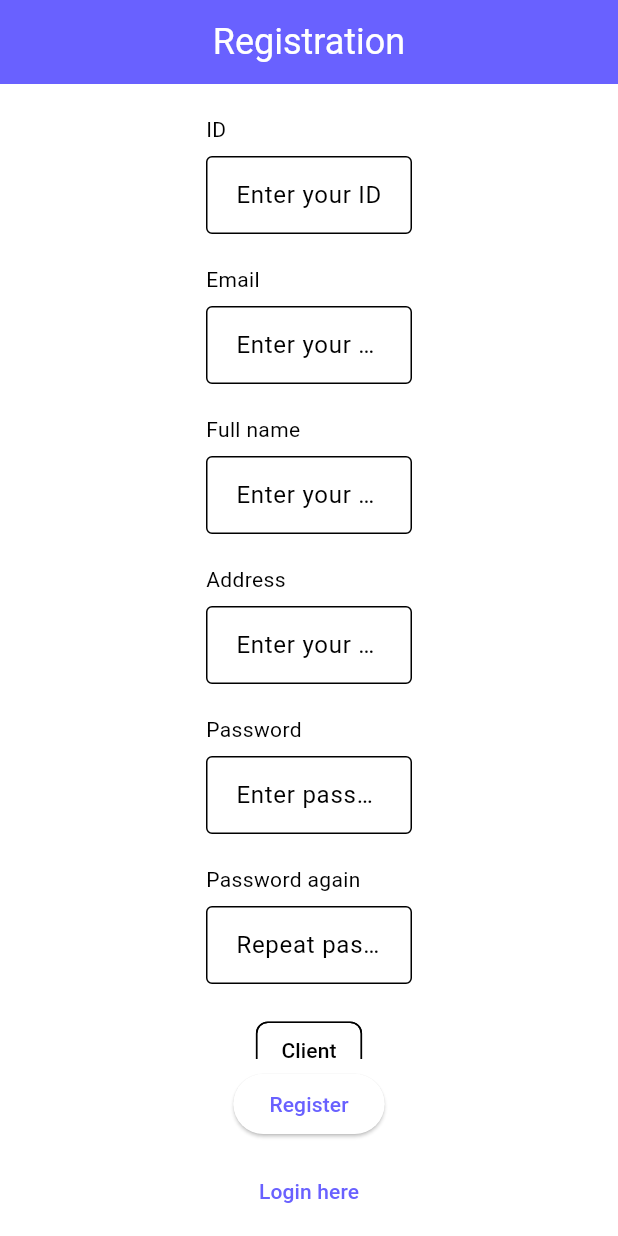
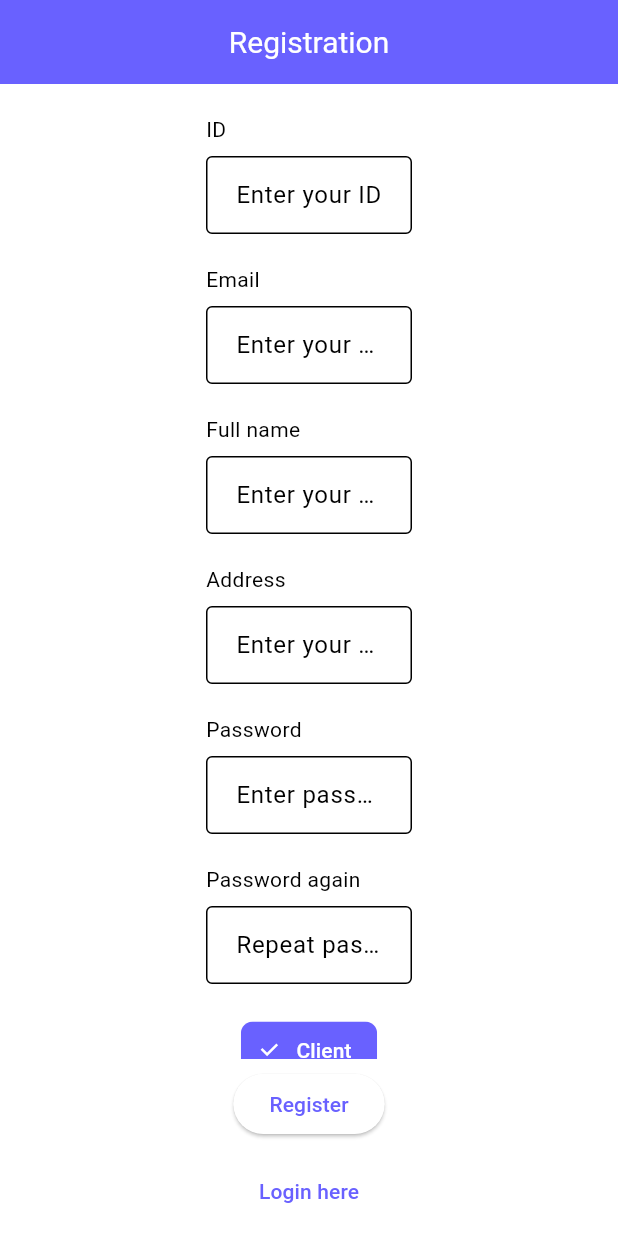
Before and after one commit to Abdurahmon727/os_project, a Flutter app: the screen it shows after launch, on a phone screen of 412 x 824 dp. Run offline on Flutter 3.47's test engine with Material 3 defaults, Android fonts, the phone set to English and light mode, and no system bars; our stand-ins replace bloc, dio, equatable, flutter_bloc, freezed_annotation, get_it and 3 more; accounts and stored records are empty.

Commit message:
feat: login-reg ui

```diff
--- /dev/null
+++ b/lib/core/theme/theme.dart
@@ -0,0 +1,28 @@
+import 'package:flutter/material.dart';
+
+abstract class AppTheme {
+  static ThemeData lightTheme = ThemeData(
+    appBarTheme: const AppBarTheme(
+      centerTitle: true,
+      iconTheme: IconThemeData(color: Colors.white),
+      titleTextStyle: TextStyle(fontSize: 20, color: Colors.white),
+      backgroundColor: Color(0xFF6961FF),
+    ),
+    chipTheme: const ChipThemeData(
+      disabledColor: Colors.grey,
+      selectedColor: Color(0xFF6961FF),
+    ),
+    colorScheme: const ColorScheme(
+      primary: Color(0xFF6961FF),
+      onPrimary: Colors.white,
+      secondary: Color(0xFF00B2B2),
+      onSecondary: Colors.white,
+      surface: Colors.white,
+      onSurface: Colors.black,
+      brightness: Brightness.light,
+      error: Colors.red,
+      onError: Colors.purple,
+    ),
+    useMaterial3: true,
+  );
+}
--- a/lib/features/auth/registrantion/registration_mixin.dart
+++ b/lib/features/auth/registrantion/registration_mixin.dart
@@ -7,6 +7,7 @@ mixin RegistrationMixin on State<RegistrationPage> {
   late final TextEditingController addressController;
   late final TextEditingController password1Controller;
   late final TextEditingController password2Controller;
+  bool isOwner = false;
 
   @override
   void initState() {
--- a/lib/features/auth/registrantion/registration_page.dart
+++ b/lib/features/auth/registrantion/registration_page.dart
@@ -1,10 +1,15 @@
+import 'package:flutter/cupertino.dart';
 import 'package:flutter/material.dart';
+import 'package:flutter_bloc/flutter_bloc.dart';
 import 'package:go_router/go_router.dart';
+import 'package:os_project/core/enums/formz_status.dart';
+import 'package:os_project/core/enums/profile_type.dart';
 import 'package:os_project/core/extensions/context.dart';
 import 'package:os_project/core/extensions/size.dart';
 
 import '../../../core/widget/inputs/custom_text_field.dart';
 import '../../../router/app_routes.dart';
+import 'bloc/registration_bloc.dart';
 
 part 'registration_mixin.dart';
 
@@ -52,12 +57,14 @@ class _RegistrationPageState extends State<RegistrationPage> with RegistrationMi
           20.h,
           CustomTextField(
             controller: password1Controller,
+            obscure: true,
             labelText: 'Password',
             hintText: 'Enter password',
           ),
           20.h,
           CustomTextField(
             controller: password2Controller,
+            obscure: true,
             labelText: 'Password again',
             hintText: 'Repeat password',
           ),
@@ -66,8 +73,26 @@ class _RegistrationPageState extends State<RegistrationPage> with RegistrationMi
             alignment: WrapAlignment.center,
             spacing: 20,
             children: [
-              FilterChip(selected: false, onSelected: (value) {}, label: Text('Client')),
-              FilterChip(selected: true, onSelected: (value) {}, label: Text('Owner')),
+              FilterChip(
+                selected: !isOwner,
+                onSelected: (value) {
+                  if (value) {
+                    isOwner = false;
+                    setState(() {});
+                  }
+                },
+                label: const Text('Client'),
+              ),
+              FilterChip(
+                selected: isOwner,
+                onSelected: (value) {
+                  if (value) {
+                    isOwner = true;
+                    setState(() {});
+                  }
+                },
+                label: const Text('Owner'),
+              ),
             ],
           )
         ],
@@ -78,12 +103,30 @@ class _RegistrationPageState extends State<RegistrationPage> with RegistrationMi
           6.h,
           ElevatedButton(
             onPressed: () {
-              //todo
+              context.read<RegistrationBloc>().add(
+                    RegistrationEvent.register(
+                      id: idController.text,
+                      email: emailController.text,
+                      fullName: fullNameController.text,
+                      address: addressController.text,
+                      password: password1Controller.text,
+                      profileType: isOwner ? ProfileType.owner : ProfileType.client,
+                    ),
+                  );
             },
-            child: const Text('Register'),
+            child: BlocSelector<RegistrationBloc, RegistrationState, FormzStatus>(
+              selector: (state) => state.status,
+              builder: (context, status) {
+                if (status.isLoading) {
+                  return const CupertinoActivityIndicator();
+                }
+                return const Text('Register');
+              },
+            ),
           ),
           10.h,
-          TextButton(onPressed: () => context.pushNamed(Routes.login), child: Text('Login here')),
+          TextButton(
+              onPressed: () => context.pushNamed(Routes.login), child: const Text('Login here')),
           6.h,
         ],
       ),
--- a/lib/main.dart
+++ b/lib/main.dart
@@ -1,4 +1,5 @@
 import 'package:os_project/core/extensions/context.dart';
+import 'package:os_project/core/theme/theme.dart';
 import 'package:os_project/router/app_routes.dart';
 import 'package:flutter/material.dart';
 import 'service_locator.dart' as di;
@@ -21,30 +22,7 @@ class MyApp extends StatelessWidget {
       routerConfig: router,
 
       /// theme style
-      theme: ThemeData(
-        appBarTheme: AppBarTheme(
-          centerTitle: true,
-          iconTheme: const IconThemeData(color: Colors.white),
-          titleTextStyle: context.textTheme.headlineSmall?.copyWith(color: Colors.white),
-          backgroundColor: const Color(0xFF6961FF),
-        ),
-        chipTheme: const ChipThemeData(
-          disabledColor: Colors.grey,
-          selectedColor: Color(0xFF6961FF),
-        ),
-        colorScheme: const ColorScheme(
-          primary: Color(0xFF6961FF),
-          onPrimary: Colors.white,
-          secondary: Color(0xFF00B2B2),
-          onSecondary: Colors.white,
-          surface: Colors.white,
-          onSurface: Colors.black,
-          brightness: Brightness.light,
-          error: Colors.red,
-          onError: Colors.purple,
-        ),
-        useMaterial3: true,
-      ),
+      theme: AppTheme.lightTheme,
       themeMode: ThemeMode.light,
 
       title: 'UZBEKISTAN LAND/HOUSE/APARTMENT RENTAL & PURCHASE PORTAL',
```
Also changed, not shown: lib/features/auth/login/login_mixin.dart (added, +22 -0 lines), lib/features/auth/login/login_page.dart (+42 -4 lines), lib/features/auth/registrantion/bloc/registration_bloc.dart (+5 -2 lines).
